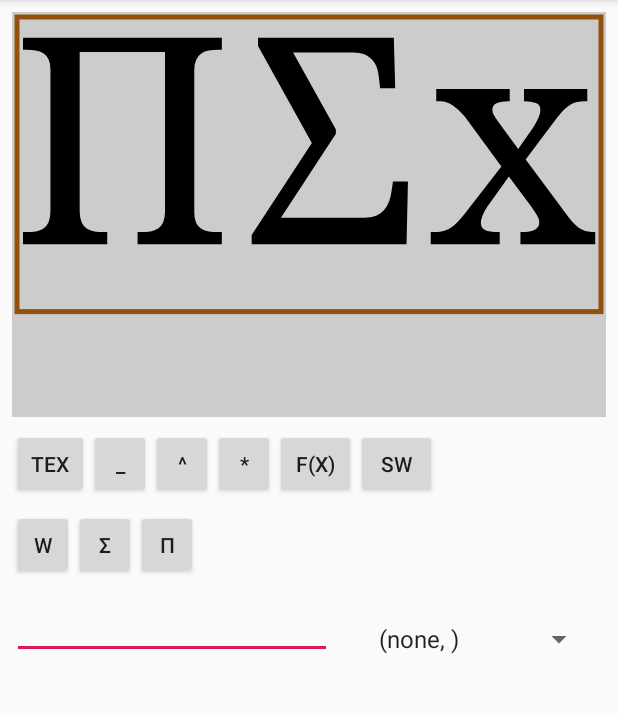
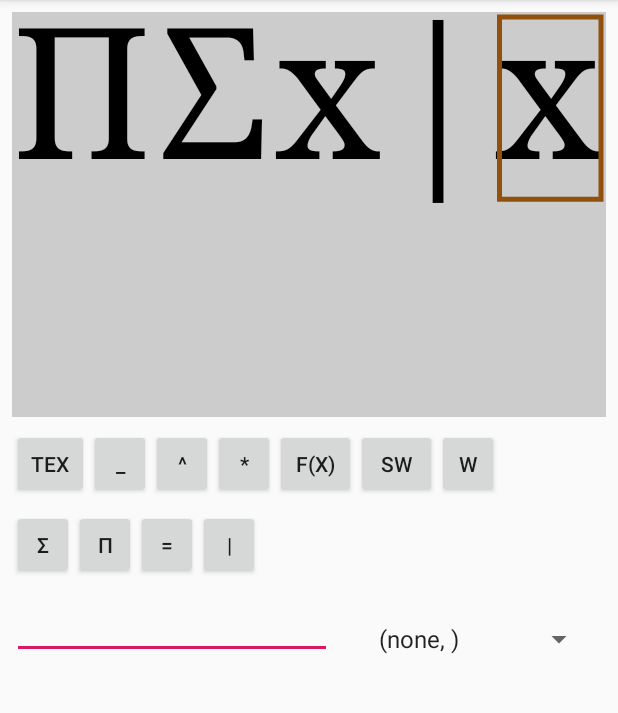
Before and after one commit to karino2/EquationPad, an Android app: the screen it shows after launch (MainActivity), after a tap on "TEX", on a phone screen of 412 x 824 dp, the part 84-797 px from its top. Run offline under Robolectric (Android 15) with nearby library versions, the phone set to English and light mode, and no system bars; 3 other taps on this screen came first.

Commit message:
Add infix operator (equal and vertical bar).

```diff
--- a/app/src/main/java/io/github/karino2/equationpad/mathview/ExprBuilder.kt
+++ b/app/src/main/java/io/github/karino2/equationpad/mathview/ExprBuilder.kt
@@ -8,6 +8,10 @@ object ExprBuilder {
         Subscript(a, b)
     fun sup(a: Expr, b: Expr) =
         Superscript(a, b)
+
+    fun eq(a: Expr, b:Expr) = EqualExpr(a, b)
+    fun vbar(a: Expr, b:Expr)= VerticalBarExpr(a, b)
+
     fun sum(body: Expr, sup: Expr? = null, sub: Expr? = null) : SumExpr {
         val sumExp = SumExpr(body)
         assignSubSup(sumExp, sup, sub)
--- a/app/src/main/java/io/github/karino2/equationpad/mathview/Tree.kt
+++ b/app/src/main/java/io/github/karino2/equationpad/mathview/Tree.kt
@@ -585,3 +585,68 @@ class ProdExpr(body: Expr) : MathOpExpr(Variable("Π"), body){
         builder.append("\\prod")
     }
 }
+
+abstract class InfixExpr(val op: Variable, left: Expr, right:Expr) : ExprGroup() {
+    init {
+        addChild(op)
+        addChild(left)
+        addChild(right)
+    }
+
+    override fun switch() {
+        val (left, right) = Pair(children[1], children[2])
+        children[1] = right
+        children[2] = left
+    }
+
+    override fun findHit(x: Float, y: Float): Expr? {
+        val cand = super.findHit(x, y)
+        if(cand == op)
+            return this
+        return cand
+    }
+
+    override fun replace(org: Expr, newExp: Expr) {
+        if(org == op)
+            return
+        super.replace(org, newExp)
+    }
+
+    val leftExpr
+        get() = children[1]
+
+    val rightExpr
+        get() = children[2]
+
+    override fun layout(left: Float, top: Float, currentSize: Float, measure: (String, Float) -> Float) {
+        leftExpr.layout(left, top, currentSize, measure)
+        op.layout(leftExpr.box.right, top, currentSize, measure)
+        rightExpr.layout(op.box.right, top, currentSize, measure)
+
+        box.left = left
+        box.top = top
+        box.width = leftExpr.box.width+op.box.width+rightExpr.box.width
+        box.height = maxOf(leftExpr.box.height, op.box.height, rightExpr.box.height)
+    }
+
+    abstract fun toLatexOp(builder: StringBuilder)
+
+    override fun toLatex(builder: StringBuilder) {
+        toLatexTerm(leftExpr, builder)
+        builder.append(" ")
+        toLatexOp(builder)
+        builder.append(" ")
+        toLatexTerm(rightExpr, builder)
+    }
+}
+
+class EqualExpr(left: Expr, right: Expr) : InfixExpr(Variable("="), left, right) {
+    override fun toLatexOp(builder: StringBuilder) {
+        builder.append("=")
+    }
+}
+class VerticalBarExpr(left: Expr, right: Expr) : InfixExpr(Variable("|"), left, right) {
+    override fun toLatexOp(builder: StringBuilder) {
+        builder.append("\\mid")
+    }
+}
--- a/app/src/main/res/layout/activity_main.xml
+++ b/app/src/main/res/layout/activity_main.xml
@@ -22,7 +22,7 @@
             android:id="@+id/editText"
             android:layout_marginStart="8dp"
             app:layout_constraintStart_toStartOf="parent"
-            android:layout_marginTop="8dp" app:layout_constraintTop_toBottomOf="@+id/buttonWiden"
+            android:layout_marginTop="8dp" app:layout_constraintTop_toBottomOf="@+id/buttonSum"
     />
     <Button
             android:layout_width="51dp"
@@ -73,16 +73,18 @@
             android:layout_width="41dp"
             android:layout_height="46dp"
             android:id="@+id/buttonWiden" android:layout_marginTop="8dp"
-            app:layout_constraintTop_toBottomOf="@+id/buttonCopyLatex"
-            app:layout_constraintStart_toStartOf="parent"
-            android:layout_marginStart="8dp"/>
+            app:layout_constraintTop_toBottomOf="@+id/mathView"
+            app:layout_constraintStart_toEndOf="@+id/buttonSwitch"
+    />
+
     <Button
             android:text="Σ"
             android:layout_width="41dp"
             android:layout_height="46dp"
             android:id="@+id/buttonSum" android:layout_marginTop="8dp"
             app:layout_constraintTop_toBottomOf="@+id/buttonCopyLatex"
-            app:layout_constraintStart_toEndOf="@+id/buttonWiden"
+            app:layout_constraintStart_toStartOf="parent"
+            android:layout_marginStart="8dp"
             />
     <Button
             android:text="Π"
@@ -92,6 +94,22 @@
             app:layout_constraintTop_toBottomOf="@+id/buttonCopyLatex"
             app:layout_constraintStart_toEndOf="@+id/buttonSum"
             />
+
+    <Button
+            android:text="="
+            android:layout_width="41dp"
+            android:layout_height="46dp"
+            android:id="@+id/buttonEqual" android:layout_marginTop="8dp"
+            app:layout_constraintTop_toBottomOf="@+id/buttonCopyLatex"
+            app:layout_constraintStart_toEndOf="@+id/buttonProd"/>
+    <Button
+            android:text="|"
+            android:layout_width="41dp"
+            android:layout_height="46dp"
+            android:id="@+id/buttonVerticalBar" android:layout_marginTop="8dp"
+            app:layout_constraintTop_toBottomOf="@+id/buttonCopyLatex"
+            app:layout_constraintStart_toEndOf="@+id/buttonEqual"/>
+
     <Spinner
             android:layout_width="wrap_content"
             android:layout_height="wrap_content"
```
Also changed, not shown: app/src/main/java/io/github/karino2/equationpad/MainActivity.kt (+16 -0 lines), 1 other file.
